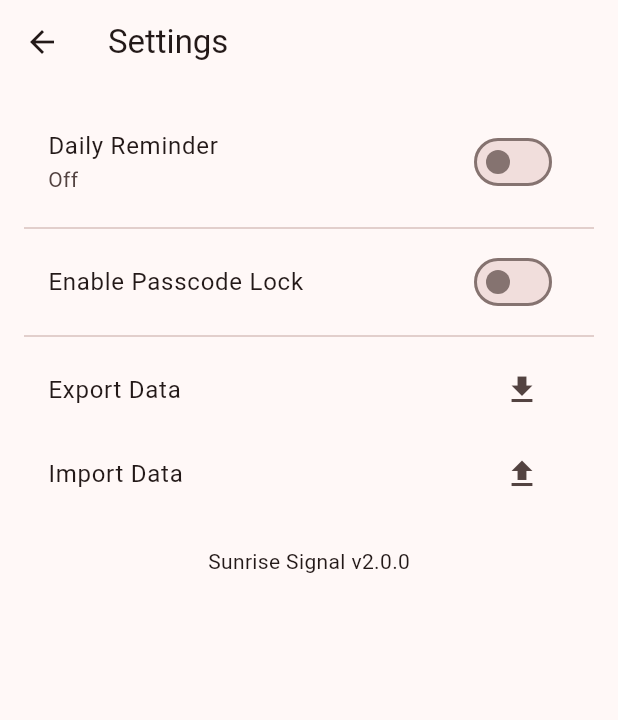
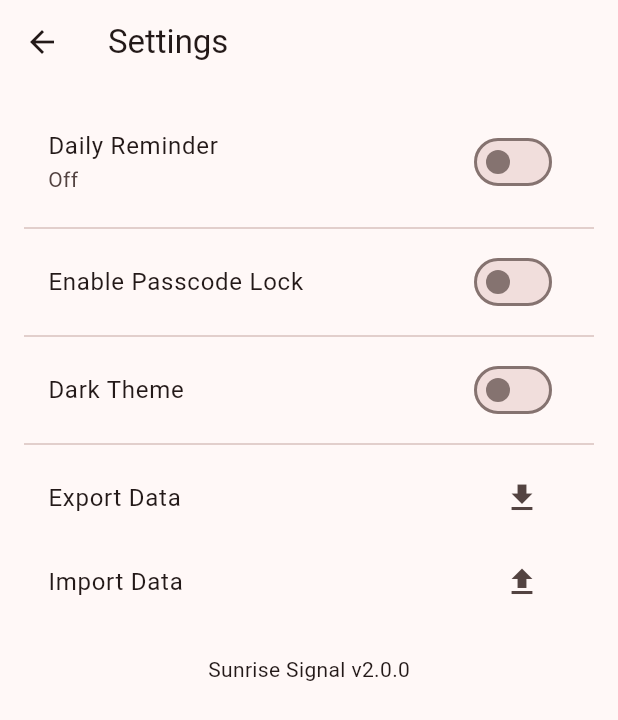
Before and after one commit to avizitRX/sunrise_signal, a Flutter app: the screen it shows after launch, after a tap on the "settings" icon, on a phone screen of 412 x 824 dp. Shown: the top 720 px of the screen. Run offline on Flutter 3.47's test engine with Material 3 defaults, Android fonts, the phone set to English and light mode, and no system bars; our stand-ins replace file_picker, fl_chart, flutter_local_notifications, flutter_secure_storage, flutter_timezone, local_auth and 2 more.

Commit message:
feat: dark theme

```diff
--- a/lib/features/calendar/calendar_page.dart
+++ b/lib/features/calendar/calendar_page.dart
@@ -128,13 +128,15 @@ class _CalendarPageState extends State<CalendarPage> {
                         ),
                       ),
                       const SizedBox(height: 8),
-                      const Text(
+                      Text(
                         'DID YOU WAKE UP WITH MORNING WOOD?',
                         textAlign: TextAlign.center,
                         style: TextStyle(
                           fontSize: 24,
                           fontWeight: FontWeight.bold,
-                          color: Colors.redAccent,
+                          color: Theme.of(context).brightness == Brightness.dark
+                              ? Colors.white // for dark mode
+                              : Colors.redAccent, // for light mode
                         ),
                       ),
                       const SizedBox(height: 16),
@@ -238,6 +240,10 @@ class _CalendarPageState extends State<CalendarPage> {
                               width: 80,
                               height: 80,
                               decoration: BoxDecoration(
+                                border: Border.all(
+                                  color: Colors.red.shade50,
+                                  width: 2,
+                                ),
                                 borderRadius: BorderRadius.circular(100),
                                 color: Colors.red,
                               ),
@@ -410,6 +416,7 @@ class _CalendarPageState extends State<CalendarPage> {
           selectedDecoration: BoxDecoration(
             color: Colors.red,
           ),
+          outsideDaysVisible: false,
         ),
         focusedDay: _focusedDay,
         rowHeight: MediaQuery.of(context).size.height * 0.12,
--- a/lib/features/settings/settings_page.dart
+++ b/lib/features/settings/settings_page.dart
@@ -5,6 +5,8 @@ import 'package:flutter/services.dart';
 import 'package:flutter_local_notifications/flutter_local_notifications.dart';
 import 'package:local_auth/local_auth.dart';
 import 'package:file_picker/file_picker.dart';
+import 'package:provider/provider.dart';
+import 'package:sunrise_signal/services/theme_service.dart';
 import '../../services/auth_service.dart';
 import '../../services/reminder_service.dart';
 import '../../services/secure_storage_service.dart';
@@ -434,6 +436,18 @@ class _SettingsPageState extends State<SettingsPage> {
             ),
           const Divider(),
           ListTile(
+            title: const Text('Dark Theme'),
+            trailing: Consumer<ThemeService>(
+              builder: (context, themeService, _) => Switch(
+                value: themeService.isDarkMode,
+                onChanged: (value) {
+                  themeService.toggleDarkMode(value);
+                },
+              ),
+            ),
+          ),
+          const Divider(),
+          ListTile(
             title: GestureDetector(
               onTap: _exportLogs,
               child: const Text('Export Data', style: TextStyle(fontSize: 16)),
@@ -481,8 +495,8 @@ class _SettingsPageState extends State<SettingsPage> {
                     ),
                     actions: <Widget>[
                       TextButton(
-                        onPressed: () => Navigator.pop(context, 'OK'),
-                        child: const Text('OK'),
+                        onPressed: () => Navigator.pop(context, 'Close'),
+                        child: const Text('Close'),
                       ),
                     ],
                   ),
--- a/lib/main.dart
+++ b/lib/main.dart
@@ -3,18 +3,26 @@ import 'package:provider/provider.dart';
 import 'package:sunrise_signal/features/calendar/calendar_page.dart';
 import 'package:sunrise_signal/features/lock/lock_screen.dart';
 import 'package:sunrise_signal/services/reminder_service.dart';
+import 'package:sunrise_signal/services/theme_service.dart';
 import 'models/sleep_model.dart';
 import 'services/auth_service.dart';
 
-void main() {
+void main() async {
   WidgetsFlutterBinding.ensureInitialized();
+
+  // Create ThemeService instance
+  final themeService = ThemeService();
+  await themeService.loadTheme();
 
   // Init Notifications
   ReminderService().initNotifications();
 
   runApp(
-    ChangeNotifierProvider(
-      create: (context) => SleepModel(),
+    MultiProvider(
+      providers: [
+        ChangeNotifierProvider(create: (_) => SleepModel()),
+        ChangeNotifierProvider(create: (_) => themeService),
+      ],
       child: const MyApp(),
     ),
   );
@@ -37,8 +45,22 @@ class MyApp extends StatelessWidget {
       theme: ThemeData(
         colorScheme: ColorScheme.fromSeed(
           seedColor: Colors.red,
+          brightness: Brightness.light,
         ),
       ),
+      darkTheme: ThemeData(
+        colorScheme: ColorScheme.fromSeed(
+          seedColor: Colors.black,
+          brightness: Brightness.dark,
+        ),
+        bottomSheetTheme: const BottomSheetThemeData(
+          backgroundColor: Colors.brown,
+          surfaceTintColor: Colors.brown,
+        ),
+      ),
+      themeMode: Provider.of<ThemeService>(context, listen: true).isDarkMode
+          ? ThemeMode.dark
+          : ThemeMode.light,
       home: FutureBuilder<bool>(
         future: _shouldShowLockScreen(),
         builder: (context, snapshot) {
--- /dev/null
+++ b/lib/services/theme_service.dart
@@ -0,0 +1,28 @@
+import 'package:flutter/material.dart';
+import 'package:sunrise_signal/services/secure_storage_service.dart';
+
+class ThemeService extends ChangeNotifier {
+  bool _isDarkMode = false;
+
+  bool get isDarkMode => _isDarkMode;
+
+  Future<void> loadTheme() async {
+    final secureStorage = SecureStorageService();
+    final value = await secureStorage.read(key: 'isDarkMode');
+    if (value != null) {
+      _isDarkMode = value.toLowerCase() == 'true';
+    } else {
+      // Default to light mode if no value is stored
+      _isDarkMode = false;
+    }
+    notifyListeners();
+  }
+
+  void toggleDarkMode(bool value) async {
+    _isDarkMode = value;
+    notifyListeners();
+
+    final secureStorage = SecureStorageService();
+    await secureStorage.write(key: 'isDarkMode', value: isDarkMode.toString());
+  }
+}
```
Also changed, not shown: 8 other files.
